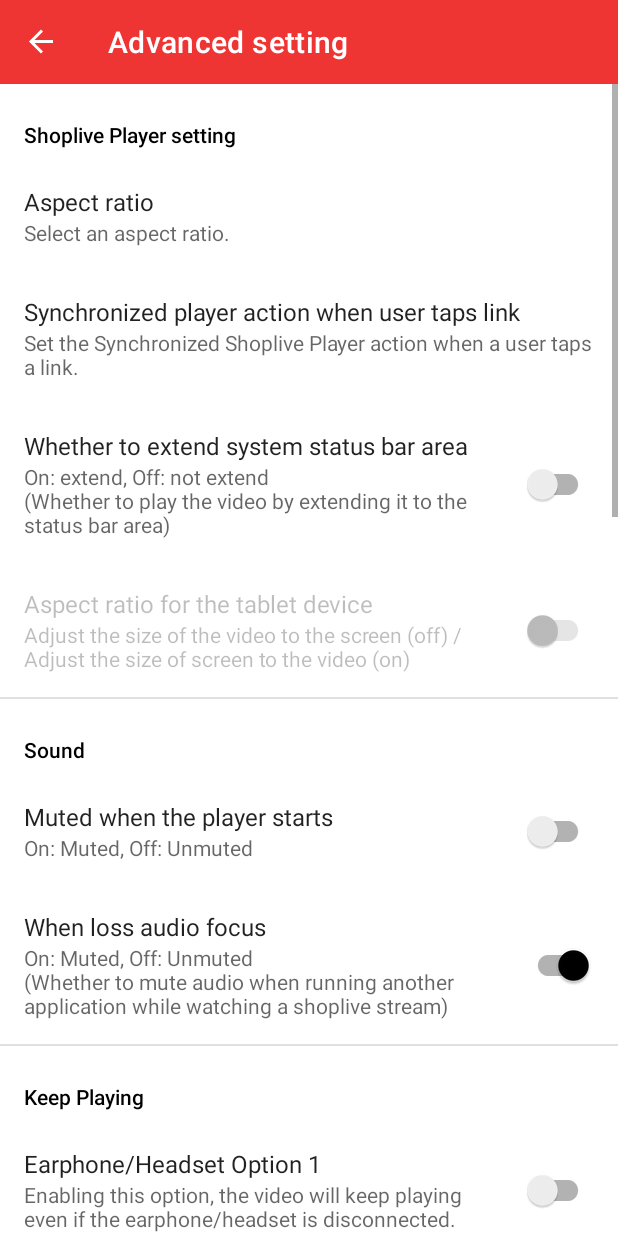
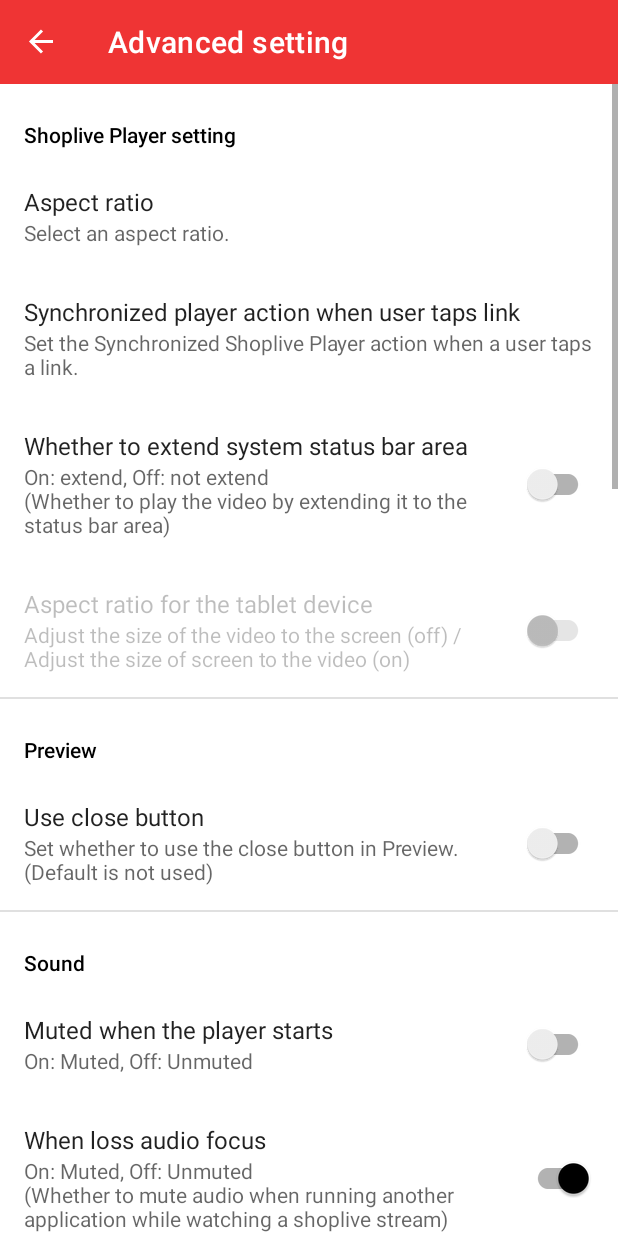
Before and after one commit to shoplive/android-sdk-sample, an Android app: the screen it shows after launch (MainActivity), after a tap on "STEP 3. Advanced setting", on a phone screen of 412 x 824 dp. Run offline under Robolectric (Android 15) with nearby library versions, the phone set to English and light mode, and no system bars; our stand-ins replace androidx.preference, navigation-ui; Roboto replaces fonts that are not available here; 12 statements that could not run were skipped.

Commit message:
Added sample code for preview close button.

```diff
--- a/app/src/main/java/cloud/shoplive/sample/fragment/SettingsFragment.kt
+++ b/app/src/main/java/cloud/shoplive/sample/fragment/SettingsFragment.kt
@@ -110,25 +110,24 @@ class SettingsFragment: PreferenceFragmentCompat(), SharedPreferences.OnSharedPr
     }
 
     override fun onSharedPreferenceChanged(sharedPreferences: SharedPreferences?, key: String?) {
+        sharedPreferences ?: return
         when(key) {
             getString(R.string.preference_mute_key) -> {
-                sharedPreferences?.let {
                 val isKeepPlayVideo = Options.isKeepPlayVideoOnHeadphoneUnplugged()
                 if (!isKeepPlayVideo) {
                     val mutePref = findPreference<SwitchPreferenceCompat>(getString(R.string.preference_mute_key))
                     mutePref?.isChecked = false
                     Toast.makeText(requireContext(), getString(R.string.toast_headset_mute_option), Toast.LENGTH_SHORT).show()
-                        return
-                    }
                 }
             }
             getString(R.string.preference_call_key) -> {
-                sharedPreferences?.let {
-                    val value = it.getBoolean(key, true)
+                val value = sharedPreferences.getBoolean(key, true)
                 if (!value) {
                     requestReadPhoneStatePermissionLauncher.launch(Manifest.permission.READ_PHONE_STATE)
                 }
             }
+            getString(R.string.preference_preview_use_close_button_key) -> {
+                Options.useCloseButton(sharedPreferences.getBoolean(key, false))
             }
         }
     }
--- a/app/src/main/res/values/strings.xml
+++ b/app/src/main/res/values/strings.xml
@@ -75,6 +75,7 @@
 
     <!-- settings -->
     <string name="setting_category_player">Shoplive Player setting</string>
+    <string name="setting_category_preview">Preview</string>
     <string name="setting_category_auto_play">Keep Playing</string>
     <string name="setting_category_share">Sharing UI</string>
     <string name="setting_category_loading_progress">Progress bar</string>
@@ -143,6 +144,9 @@
     <string name="preference_player_screen_capture_enabled_key">playerScreenCaptureEnabled</string>
     <string name="preference_player_screen_capture_enabled_title">Can be captured with screenshots</string>
     <string name="preference_player_screen_capture_enabled_summary">On: Allowed, Off: Not allowed</string>
+    <string name="preference_preview_use_close_button_key">useCloseButton</string>
+    <string name="preference_preview_use_close_button_title">Use close button</string>
+    <string name="preference_preview_use_close_button_summary">Set whether to use the close button in Preview. (Default is not used)</string>
 
     <!-- general -->
     <string name="yes">Yes</string>
--- a/app/src/main/res/xml/settings.xml
+++ b/app/src/main/res/xml/settings.xml
@@ -32,6 +32,20 @@
             app:key="@string/preference_tablet_aspect_key"
             app:summary="@string/preference_tablet_aspect_summary"
             app:title="@string/preference_tablet_aspect_title" />
+    </PreferenceCategory>
+
+    <PreferenceCategory
+        app:iconSpaceReserved="false"
+        app:key="preview"
+        app:title="@string/setting_category_preview">
+
+        <SwitchPreferenceCompat
+            app:defaultValue="false"
+            app:iconSpaceReserved="false"
+            app:key="@string/preference_preview_use_close_button_key"
+            app:summary="@string/preference_preview_use_close_button_summary"
+            app:title="@string/preference_preview_use_close_button_title" />
+
     </PreferenceCategory>
 
     <PreferenceCategory
```
Also changed, not shown: app/src/main/java/cloud/shoplive/sample/Options.kt (+15 -0 lines), app/src/main/java/cloud/shoplive/sample/fragment/MainFragment.kt (+1 -13 lines). Lines whose indentation alone changed are shown as unchanged.
